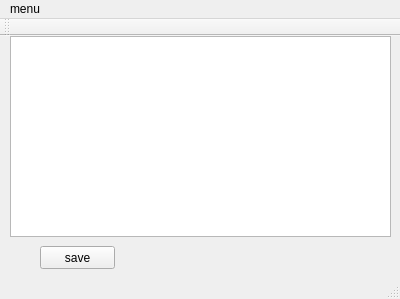
Old version of the form mainwindow.ui in the repository Saber2pr/Notepad.
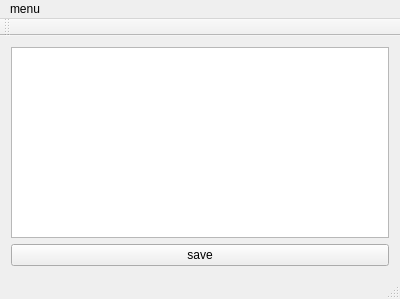
New version of the form.

Patch:
```diff
--- a/mainwindow.ui
+++ b/mainwindow.ui
@@ -14,29 +14,18 @@
    <string>MainWindow</string>
   </property>
   <widget class="QWidget" name="centralWidget">
-   <widget class="QTextEdit" name="textEdit">
-    <property name="geometry">
-     <rect>
-      <x>10</x>
-      <y>0</y>
-      <width>381</width>
-      <height>201</height>
-     </rect>
-    </property>
-   </widget>
+   <layout class="QGridLayout" name="gridLayout">
+    <item row="0" column="0">
+     <widget class="QTextEdit" name="textEdit"/>
+    </item>
+    <item row="1" column="0">
    <widget class="QPushButton" name="pushButton">
-    <property name="geometry">
-     <rect>
-      <x>40</x>
-      <y>210</y>
-      <width>75</width>
-      <height>23</height>
-     </rect>
-    </property>
     <property name="text">
      <string>save</string>
     </property>
    </widget>
+    </item>
+   </layout>
   </widget>
   <widget class="QMenuBar" name="menuBar">
    <property name="geometry">
```
Lines whose indentation alone changed are shown as unchanged.
